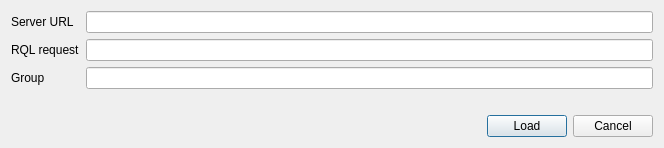
This is morphologist/gui/ui/rql_subjects_widget.ui in brainvisa/morphologist as Qt 5 draws it before an edit. The edited form follows.
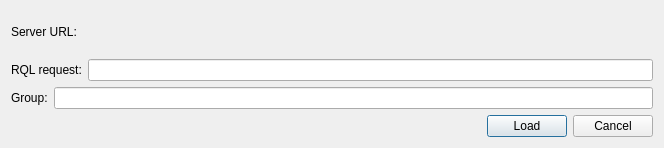
This is the edited form.

Commit message:
ENH: edition buttons are disable if no subjects selected
+ del shortcut
+ server url for brainomics database is not editable

Patch:
```diff
--- a/morphologist/gui/ui/rql_subjects_widget.ui
+++ b/morphologist/gui/ui/rql_subjects_widget.ui
@@ -15,35 +15,56 @@
   </property>
   <layout class="QVBoxLayout" name="verticalLayout">
    <item>
-    <layout class="QFormLayout" name="formLayout">
-     <item row="0" column="0">
+    <layout class="QHBoxLayout" name="horizontalLayout_2">
+     <item>
       <widget class="QLabel" name="serverUrlLabel">
        <property name="text">
-        <string>Server URL</string>
+        <string>Server URL:</string>
        </property>
       </widget>
      </item>
-     <item row="0" column="1">
-      <widget class="QLineEdit" name="server_url_lineEdit"/>
+     <item>
+      <widget class="QLabel" name="server_url_field">
+       <property name="sizePolicy">
+        <sizepolicy hsizetype="Preferred" vsizetype="Preferred">
+         <horstretch>1</horstretch>
+         <verstretch>0</verstretch>
+        </sizepolicy>
+       </property>
+       <property name="text">
+        <string/>
+       </property>
+       <property name="textInteractionFlags">
+        <set>Qt::LinksAccessibleByMouse|Qt::TextSelectableByKeyboard|Qt::TextSelectableByMouse</set>
+       </property>
+      </widget>
      </item>
-     <item row="1" column="0">
+    </layout>
+   </item>
+   <item>
+    <layout class="QHBoxLayout" name="horizontalLayout_3">
+     <item>
       <widget class="QLabel" name="rqlRequestLabel">
        <property name="text">
-        <string>RQL request</string>
+        <string>RQL request:</string>
        </property>
       </widget>
      </item>
-     <item row="1" column="1">
+     <item>
       <widget class="QLineEdit" name="rql_request_lineEdit"/>
      </item>
-     <item row="2" column="0">
+    </layout>
+   </item>
+   <item>
+    <layout class="QHBoxLayout" name="horizontalLayout_4">
+     <item>
       <widget class="QLabel" name="groupLabel">
        <property name="text">
-        <string>Group</string>
+        <string>Group:</string>
        </property>
       </widget>
      </item>
-     <item row="2" column="1">
+     <item>
       <widget class="QLineEdit" name="group_lineEdit"/>
      </item>
     </layout>
```
The commit also changes 2 other files.
